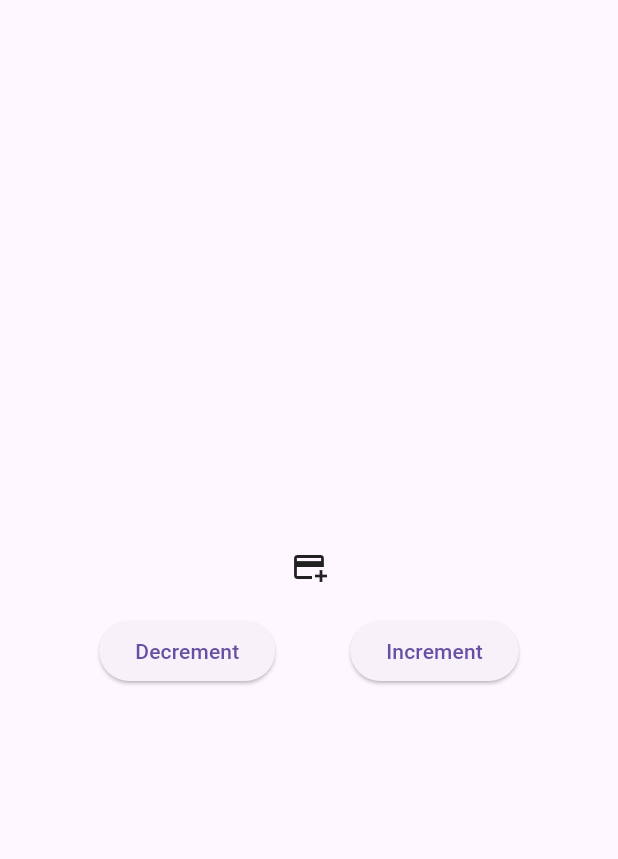
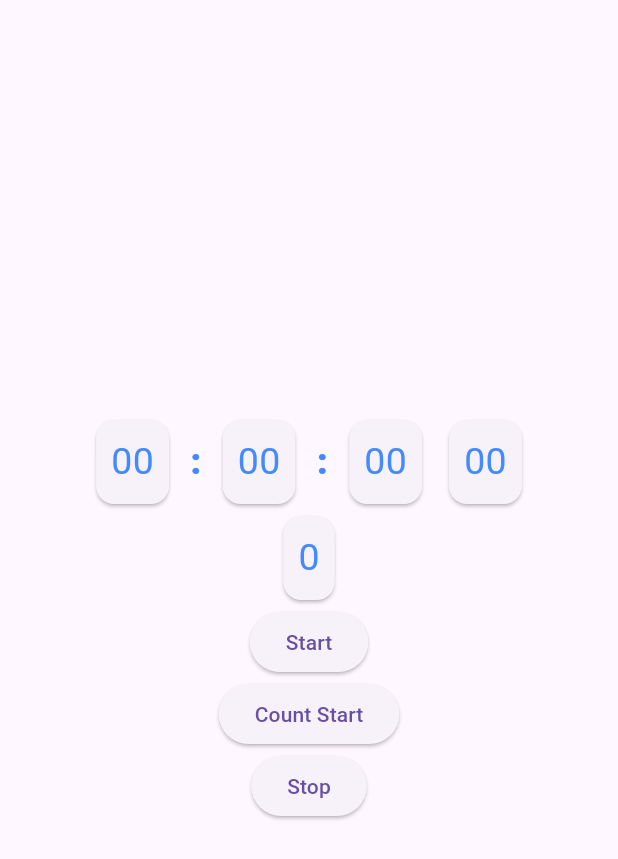
Before and after one commit to mamunislammim/flutter_4th_batch_practice_code, a Flutter app: the screen it shows after launch, on a phone screen of 412 x 824 dp. Shown: the top 859 px of the screen. Run offline on Flutter 3.47's test engine with Material 3 defaults, Android fonts, the phone set to English and light mode, and no system bars.

Commit message:
add counter

```diff
--- a/lib/counter_screen.dart
+++ b/lib/counter_screen.dart
@@ -56,7 +56,7 @@ class _CounterScreenState extends State<CounterScreen> {
                     a++;
                   });
                 },
-                child: Text("Increment"),
+                child: Text(a % 2 == 0 ? "INC" : "Increment"),
               ),
             ],
           ),
--- a/lib/main.dart
+++ b/lib/main.dart
@@ -1,4 +1,5 @@
 import 'package:ca/product.dart';
+import 'package:ca/timer.dart';
 import 'package:flutter/material.dart';
 import 'counter_screen.dart';
 import 'first_screen.dart';
@@ -13,7 +14,9 @@ class MyApp extends StatelessWidget {
   @override
   Widget build(BuildContext context) {
     return MaterialApp(
-        theme: ThemeData.light(),
-        debugShowCheckedModeBanner: false, home: CounterScreen());
+      theme: ThemeData.light(),
+      debugShowCheckedModeBanner: false,
+      home: TimerScreen(),
+    );
   }
 }
--- /dev/null
+++ b/lib/timer.dart
@@ -0,0 +1,133 @@
+import 'package:flutter/material.dart';
+
+class TimerScreen extends StatefulWidget {
+  const TimerScreen({super.key});
+
+  @override
+  State<TimerScreen> createState() => _TimerScreenState();
+}
+
+class _TimerScreenState extends State<TimerScreen> {
+  String hour = "00";
+  String min = "00";
+  String sec = "00";
+  String mil = "00";
+  bool status = true;
+
+  int c = 0;
+
+  counter() async {
+    await Future.delayed(Duration(milliseconds: 100));
+    setState(() {
+      c++;
+    });
+
+    if (status) {
+      counter();
+    }
+  }
+
+  timerFun() async {
+    await Future.delayed(Duration(milliseconds: 1));
+    print("===TTTTTTTTTT==");
+    setState(() {
+      hour = DateTime.now().toString().substring(11, 13);
+      min = DateTime.now().toString().substring(14, 16);
+      sec = DateTime.now().toString().substring(17, 19);
+      mil = DateTime.now().toString().substring(21, 23);
+    });
+    if (hour != "9" && min != "56") {
+      timerFun();
+    }
+  }
+
+  @override
+  Widget build(BuildContext context) {
+    return Scaffold(
+      body: Center(
+        child: Column(
+          mainAxisAlignment: MainAxisAlignment.center,
+          children: [
+            Row(
+              mainAxisAlignment: MainAxisAlignment.center,
+              spacing: 10,
+              children: [
+                Card(
+                  child: Padding(
+                    padding: const EdgeInsets.all(10.0),
+                    child: Text(
+                      "${hour}",
+                      style: TextStyle(color: Colors.blueAccent, fontSize: 25),
+                    ),
+                  ),
+                ),
+                Text(
+                  ":",
+                  style: TextStyle(
+                    color: Colors.blueAccent,
+                    fontWeight: FontWeight.w900,
+                    fontSize: 25,
+                  ),
+                ),
+                Card(
+                  child: Padding(
+                    padding: const EdgeInsets.all(10.0),
+                    child: Text("${min}", style: TextStyle(color: Colors.blueAccent, fontSize: 25)),
+                  ),
+                ),
+                Text(
+                  ":",
+                  style: TextStyle(
+                    color: Colors.blueAccent,
+                    fontWeight: FontWeight.w900,
+                    fontSize: 25,
+                  ),
+                ),
+                Card(
+                  child: Padding(
+                    padding: const EdgeInsets.all(10.0),
+                    child: Text("${sec}", style: TextStyle(color: Colors.blueAccent, fontSize: 25)),
+                  ),
+                ),
+                Card(
+                  child: Padding(
+                    padding: const EdgeInsets.all(10.0),
+                    child: Text("${mil}", style: TextStyle(color: Colors.blueAccent, fontSize: 25)),
+                  ),
+                ),
+              ],
+            ),
+            Card(
+              child: Padding(
+                padding: const EdgeInsets.all(10.0),
+                child: Text("${c}", style: TextStyle(color: Colors.blueAccent, fontSize: 25)),
+              ),
+            ),
+
+            ElevatedButton(
+              onPressed: () {
+                status = true;
+                timerFun();
+              },
+              child: Text("Start"),
+            ),
+            ElevatedButton(
+              onPressed: () {
+                status = true;
+                counter();
+              },
+              child: Text("Count Start"),
+            ),
+
+            ElevatedButton(
+              onPressed: () {
+                status = false;
+              },
+              child: Text("Stop"),
+            ),
+          ],
+        ),
+      ),
+    );
+  }
+}
```
